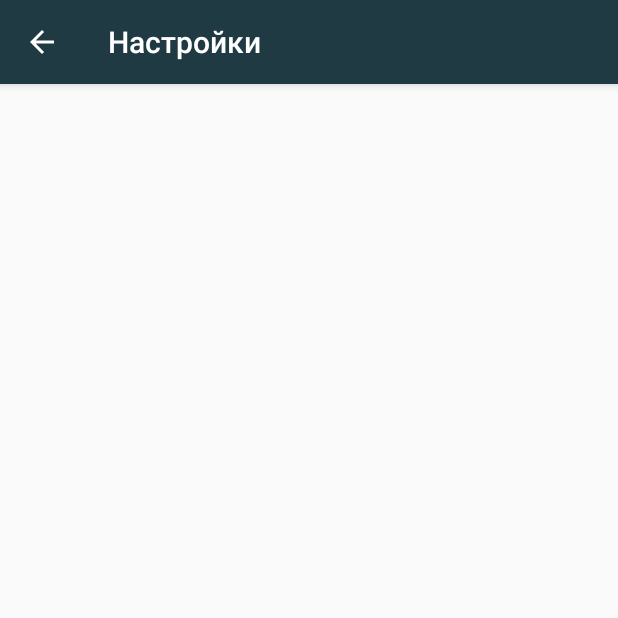
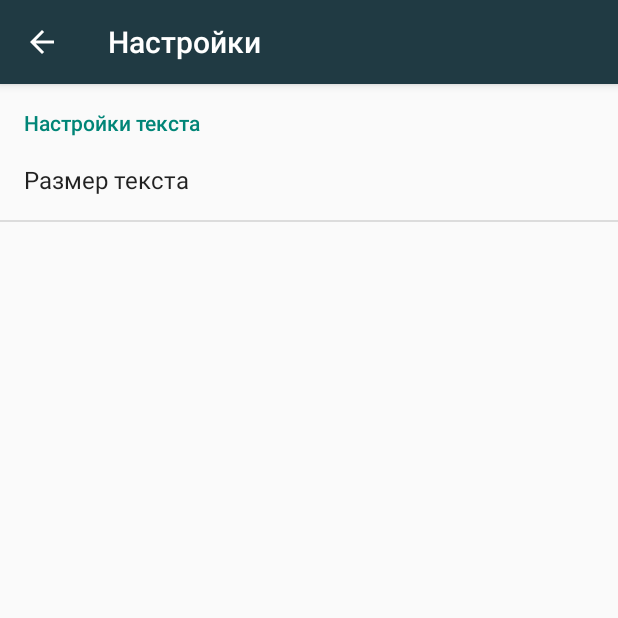
Before and after one commit to MikhailEA/HandbookForTheMushroomPicker, an Android app: the SettingActivity screen opened directly, with no data from a screen before it, on a phone screen of 412 x 824 dp, the top half of it. Run offline under Robolectric (Android 15) with nearby library versions, the phone set to English and light mode, and no system bars.

Commit message:
Настройка активити с настройками

```diff
--- a/app/src/main/java/com/android/handbookforthemushroompicker/settings/SettingsFragment.java
+++ b/app/src/main/java/com/android/handbookforthemushroompicker/settings/SettingsFragment.java
@@ -6,14 +6,13 @@ import android.preference.PreferenceFragment;
 
 import androidx.annotation.Nullable;
 
+import com.android.handbookforthemushroompicker.R;
+
 public class SettingsFragment extends PreferenceFragment {
 
     @Override
     public void onCreate(@Nullable Bundle savedInstanceState) {
         super.onCreate(savedInstanceState);
-        addPreferencesFromResource();
-    }
-
-    public Fragment commit() {
+        addPreferencesFromResource(R.xml.preference_screen);
     }
 }
--- a/app/src/main/res/values/strings.xml
+++ b/app/src/main/res/values/strings.xml
@@ -173,6 +173,7 @@
     </string>
 
     <string name="button_start">Start</string>
+    <string name="text_settings">Настройки текста</string>
 
 
 </resources>
--- a/app/src/main/res/xml/preference_screen.xml
+++ b/app/src/main/res/xml/preference_screen.xml
@@ -1,7 +1,7 @@
 <?xml version="1.0" encoding="utf-8"?>
 <PreferenceScreen xmlns:android="http://schemas.android.com/apk/res/android">
 
-    <PreferenceCategory android:title="Preference category">
+    <PreferenceCategory android:title="@string/text_settings">
 
         <ListPreference
             android:defaultValue="Средний"
```
Also changed, not shown: app/src/main/java/com/android/handbookforthemushroompicker/MainActivity.java (+12 -0 lines), app/src/main/java/com/android/handbookforthemushroompicker/settings/SettingActivity.java (+10 -1 lines).
